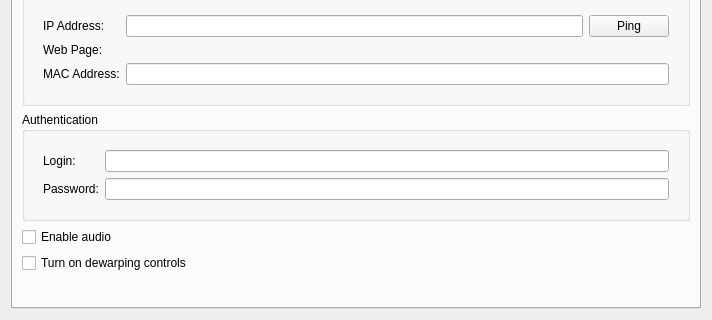
Old version of the form client/src/ui/widgets/properties/single_camera_settings_widget.ui in the repository networkoptix/nx_open; both pictures show x 0 to 712 and y 271 to 591 of the 712 by 591 pixel window.
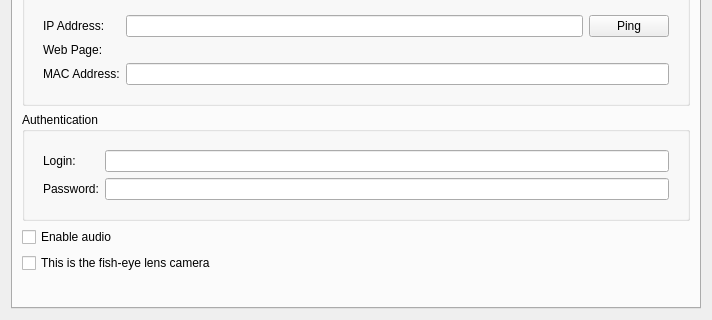
New version of the form. Custom widgets are drawn as their Qt base class.

Commit message:
renamings and release notes
<==== Mercurial data ====>
Branch: fisheye

The edit to the form file:
```diff
--- a/client/src/ui/widgets/properties/single_camera_settings_widget.ui
+++ b/client/src/ui/widgets/properties/single_camera_settings_widget.ui
@@ -277,7 +277,7 @@
        <item>
         <widget class="QCheckBox" name="checkBoxDewarping">
          <property name="text">
-          <string>Turn on dewarping controls</string>
+          <string>This is the fish-eye lens camera</string>
          </property>
         </widget>
        </item>
```
The commit also changes 1 other file.
